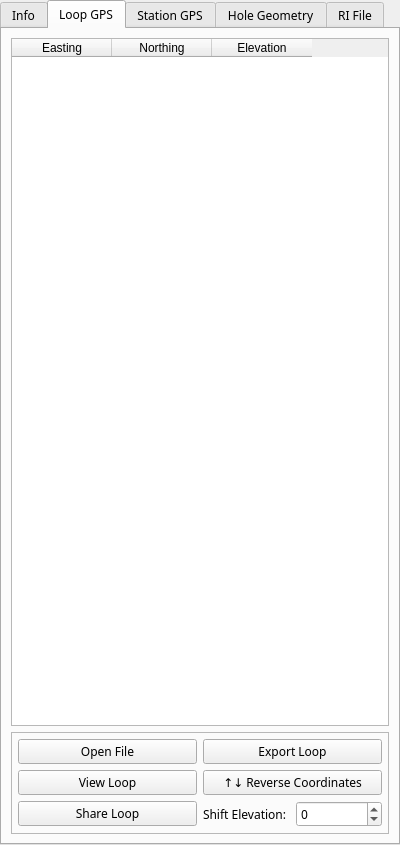
First picture: the form in src/ui/pem_info_widget.ui, repository Eric-Meunier/Processor-Suite, before the edit.
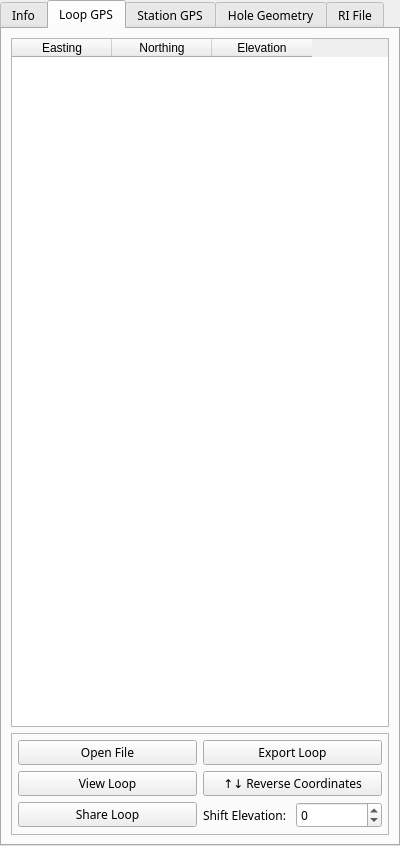
Second picture: the form after the edit. The open tabs and pages were chosen to show the change. Icons and pictures are not drawn.

```diff
--- a/src/ui/pem_info_widget.ui
+++ b/src/ui/pem_info_widget.ui
@@ -7,7 +7,7 @@
     <x>0</x>
     <y>0</y>
     <width>400</width>
-    <height>845</height>
+    <height>846</height>
    </rect>
   </property>
   <property name="sizePolicy">
```
Left out of the diff: 2 changed lines with no effect on the pictures.
